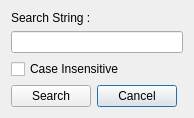
This is Dialogs/searchdialog.ui in UnkindledTwo/TreeNotes as Qt 5 draws it before an edit. The edited form follows.
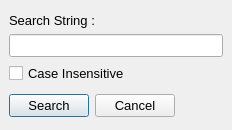
This is the edited form.

```diff
--- a/Dialogs/searchdialog.ui
+++ b/Dialogs/searchdialog.ui
@@ -6,8 +6,8 @@
    <rect>
     <x>0</x>
     <y>0</y>
-    <width>190</width>
-    <height>113</height>
+    <width>232</width>
+    <height>130</height>
    </rect>
   </property>
   <property name="maximumSize">
@@ -16,49 +16,28 @@
     <height>16777215</height>
    </size>
   </property>
+  <property name="font">
+   <font>
+    <family>Segoe UI</family>
+    <pointsize>10</pointsize>
+   </font>
+  </property>
   <property name="windowTitle">
    <string>Search</string>
   </property>
   <layout class="QGridLayout" name="gridLayout">
-   <item row="1" column="1">
-    <widget class="QPushButton" name="bCancel">
-     <property name="sizePolicy">
-      <sizepolicy hsizetype="Fixed" vsizetype="Fixed">
-       <horstretch>0</horstretch>
-       <verstretch>0</verstretch>
-      </sizepolicy>
-     </property>
-     <property name="text">
-      <string>Cancel</string>
-     </property>
-    </widget>
-   </item>
-   <item row="1" column="0">
-    <widget class="QPushButton" name="bSearch">
-     <property name="sizePolicy">
-      <sizepolicy hsizetype="Fixed" vsizetype="Fixed">
-       <horstretch>0</horstretch>
-       <verstretch>0</verstretch>
-      </sizepolicy>
-     </property>
-     <property name="text">
-      <string>Search</string>
-     </property>
-    </widget>
-   </item>
-   <item row="1" column="2">
-    <spacer name="horizontalSpacer">
-     <property name="orientation">
-      <enum>Qt::Horizontal</enum>
-     </property>
-     <property name="sizeHint" stdset="0">
-      <size>
-       <width>40</width>
-       <height>20</height>
-      </size>
-     </property>
-    </spacer>
-   </item>
+   <property name="leftMargin">
+    <number>9</number>
+   </property>
+   <property name="topMargin">
+    <number>9</number>
+   </property>
+   <property name="rightMargin">
+    <number>9</number>
+   </property>
+   <property name="bottomMargin">
+    <number>9</number>
+   </property>
    <item row="0" column="0" colspan="3">
     <layout class="QVBoxLayout" name="verticalLayout">
      <item>
@@ -86,6 +65,49 @@
      </item>
     </layout>
    </item>
+   <item row="1" column="0" colspan="3">
+    <layout class="QHBoxLayout" name="horizontalLayout">
+     <item>
+      <widget class="QPushButton" name="bSearch">
+       <property name="sizePolicy">
+        <sizepolicy hsizetype="Fixed" vsizetype="Fixed">
+         <horstretch>0</horstretch>
+         <verstretch>0</verstretch>
+        </sizepolicy>
+       </property>
+       <property name="text">
+        <string>Search</string>
+       </property>
+      </widget>
+     </item>
+     <item>
+      <widget class="QPushButton" name="bCancel">
+       <property name="sizePolicy">
+        <sizepolicy hsizetype="Fixed" vsizetype="Fixed">
+         <horstretch>0</horstretch>
+         <verstretch>0</verstretch>
+        </sizepolicy>
+       </property>
+       <property name="text">
+        <string>Cancel</string>
+       </property>
+      </widget>
+     </item>
+     <item>
+      <spacer name="horizontalSpacer">
+       <property name="orientation">
+        <enum>Qt::Horizontal</enum>
+       </property>
+       <property name="sizeHint" stdset="0">
+        <size>
+         <width>40</width>
+         <height>20</height>
+        </size>
+       </property>
+      </spacer>
+     </item>
+    </layout>
+   </item>
   </layout>
  </widget>
  <resources/>
```
Left out of the diff: 3 changed lines with no effect on the pictures.
